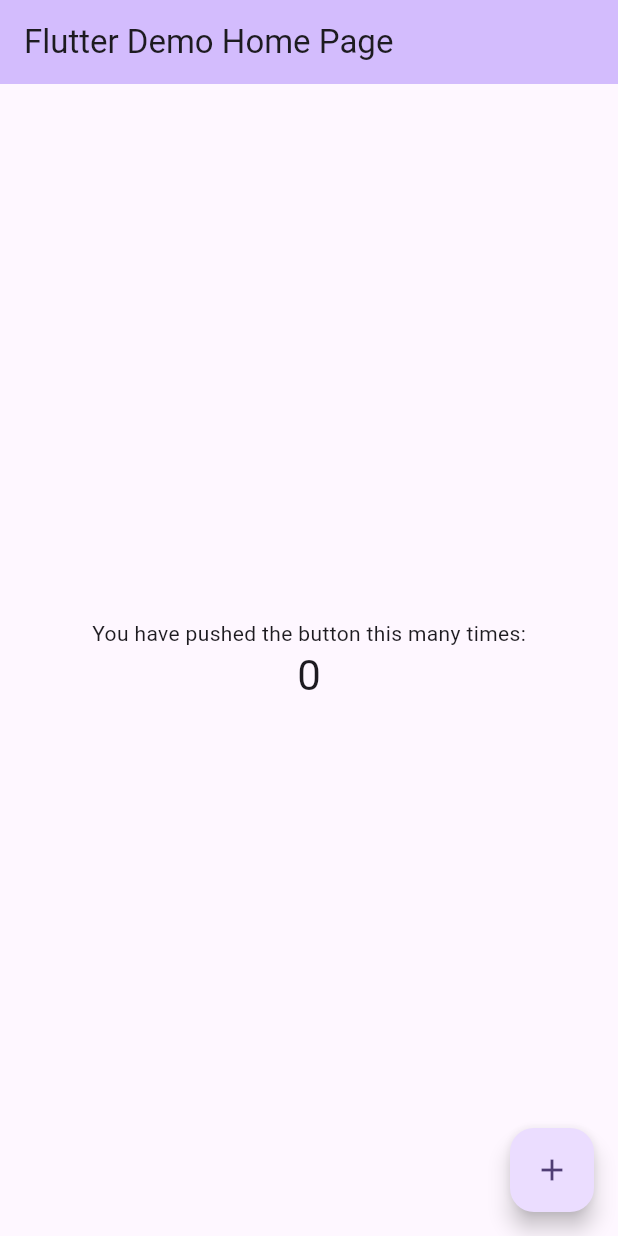
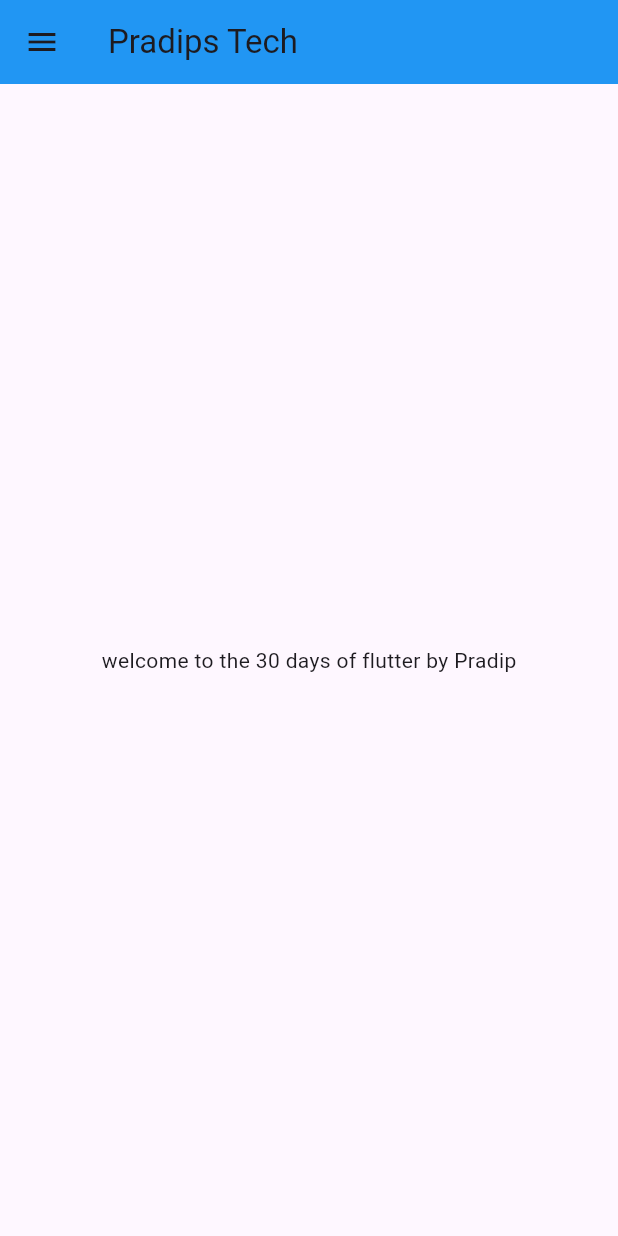
Before and after one commit to PradipKhandare/30-Days-Of-Flutter, a Flutter app: the screen it shows after launch, on a phone screen of 412 x 824 dp. Run offline on Flutter 3.47's test engine with Material 3 defaults, Android fonts, the phone set to English and light mode, and no system bars.

Commit message:
data_tpes, scaffold, appbar, body, widgets

```diff
--- /dev/null
+++ b/lib/home_page.dart
@@ -0,0 +1,23 @@
+import 'package:flutter/material.dart';
+
+class HomePage extends StatelessWidget {
+  const HomePage({super.key});
+
+  @override
+  Widget build(BuildContext context) {
+    int days = 30;
+    String name = 'Pradip';
+    return Scaffold(
+      appBar: AppBar(
+        backgroundColor: Colors.blue,
+        title: Text('Pradips Tech'),
+      ),
+      body: Center(
+        child: Container(
+          child: Text("welcome to the $days days of flutter by $name"),
+        ),
+      ),
+      drawer: Drawer(),
+    );
+  }
+}
--- a/lib/main.dart
+++ b/lib/main.dart
@@ -1,4 +1,5 @@
 import 'package:flutter/material.dart';
+import 'package:thirty_days_of_flutter/home_page.dart';
 
 void main() {
   runApp(const MyApp());
@@ -7,119 +8,8 @@
 class MyApp extends StatelessWidget {
   const MyApp({super.key});
 
-  // This widget is the root of your application.
   @override
   Widget build(BuildContext context) {
-    return MaterialApp(
-      title: 'Flutter Demo',
-      theme: ThemeData(
-        // This is the theme of your application.
-        //
-        // TRY THIS: Try running your application with "flutter run". You'll see
-        // the application has a purple toolbar. Then, without quitting the app,
-        // try changing the seedColor in the colorScheme below to Colors.green
-        // and then invoke "hot reload" (save your changes or press the "hot
-        // reload" button in a Flutter-supported IDE, or press "r" if you used
-        // the command line to start the app).
-        //
-        // Notice that the counter didn't reset back to zero; the application
-        // state is not lost during the reload. To reset the state, use hot
-        // restart instead.
-        //
-        // This works for code too, not just values: Most code changes can be
-        // tested with just a hot reload.
-        colorScheme: ColorScheme.fromSeed(seedColor: Colors.deepPurple),
-        useMaterial3: true,
-      ),
-      home: const MyHomePage(title: 'Flutter Demo Home Page'),
-    );
+    return const MaterialApp(home: HomePage());
   }
 }
-
-class MyHomePage extends StatefulWidget {
-  const MyHomePage({super.key, required this.title});
-
-  // This widget is the home page of your application. It is stateful, meaning
-  // that it has a State object (defined below) that contains fields that affect
-  // how it looks.
-
-  // This class is the configuration for the state. It holds the values (in this
-  // case the title) provided by the parent (in this case the App widget) and
-  // used by the build method of the State. Fields in a Widget subclass are
-  // always marked "final".
-
-  final String title;
-
-  @override
-  State<MyHomePage> createState() => _MyHomePageState();
-}
-
-class _MyHomePageState extends State<MyHomePage> {
-  int _counter = 0;
-
-  void _incrementCounter() {
-    setState(() {
-      // This call to setState tells the Flutter framework that something has
-      // changed in this State, which causes it to rerun the build method below
-      // so that the display can reflect the updated values. If we changed
-      // _counter without calling setState(), then the build method would not be
-      // called again, and so nothing would appear to happen.
-      _counter++;
-    });
-  }
-
-  @override
-  Widget build(BuildContext context) {
-    // This method is rerun every time setState is called, for instance as done
-    // by the _incrementCounter method above.
-    //
-    // The Flutter framework has been optimized to make rerunning build methods
-    // fast, so that you can just rebuild anything that needs updating rather
-    // than having to individually change instances of widgets.
-    return Scaffold(
-      appBar: AppBar(
-        // TRY THIS: Try changing the color here to a specific color (to
-        // Colors.amber, perhaps?) and trigger a hot reload to see the AppBar
-        // change color while the other colors stay the same.
-        backgroundColor: Theme.of(context).colorScheme.inversePrimary,
-        // Here we take the value from the MyHomePage object that was created by
-        // the App.build method, and use it to set our appbar title.
-        title: Text(widget.title),
-      ),
-      body: Center(
-        // Center is a layout widget. It takes a single child and positions it
-        // in the middle of the parent.
-        child: Column(
-          // Column is also a layout widget. It takes a list of children and
-          // arranges them vertically. By default, it sizes itself to fit its
-          // children horizontally, and tries to be as tall as its parent.
-          //
-          // Column has various properties to control how it sizes itself and
-          // how it positions its children. Here we use mainAxisAlignment to
-          // center the children vertically; the main axis here is the vertical
-          // axis because Columns are vertical (the cross axis would be
-          // horizontal).
-          //
-          // TRY THIS: Invoke "debug painting" (choose the "Toggle Debug Paint"
-          // action in the IDE, or press "p" in the console), to see the
-          // wireframe for each widget.
-          mainAxisAlignment: MainAxisAlignment.center,
-          children: <Widget>[
-            const Text(
-              'You have pushed the button this many times:',
-            ),
-            Text(
-              '$_counter',
-              style: Theme.of(context).textTheme.headlineMedium,
-            ),
-          ],
-        ),
-      ),
-      floatingActionButton: FloatingActionButton(
-        onPressed: _incrementCounter,
-        tooltip: 'Increment',
-        child: const Icon(Icons.add),
-      ), // This trailing comma makes auto-formatting nicer for build methods.
-    );
-  }
-}
```
